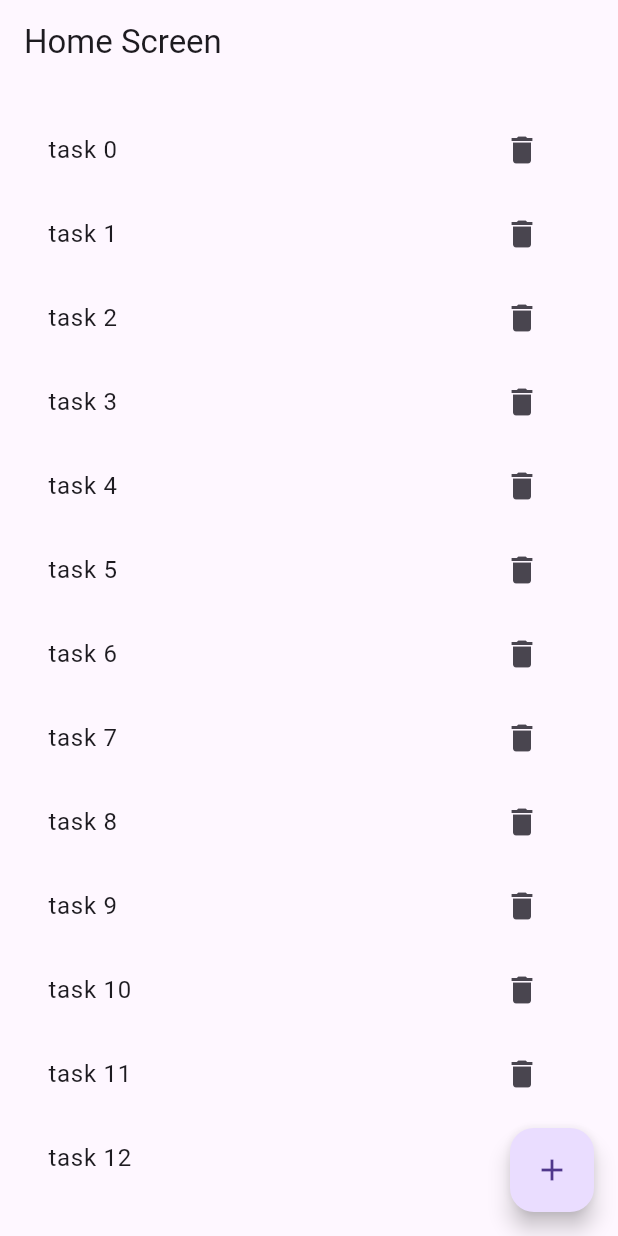
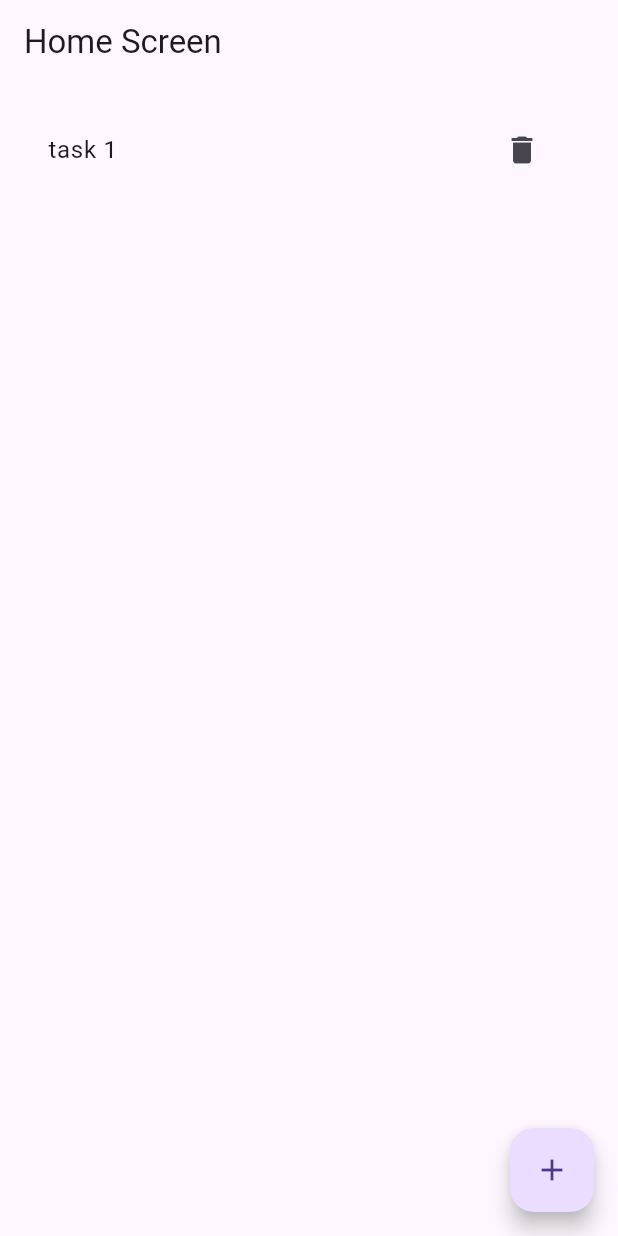
Before and after one commit to AbuRasel9/Bloc-State-Management, a Flutter app: the screen it shows after launch, after a tap on the "add" icon, on a phone screen of 412 x 824 dp. Run offline on Flutter 3.47's test engine with Material 3 defaults, Android fonts, the phone set to English and light mode, and no system bars; our stand-ins replace bloc, equatable, flutter_bloc.

Commit message:
to do list add value and delete value form list complete

```diff
--- a/lib/bloc/toDoBloc/to_do_bloc.dart
+++ b/lib/bloc/toDoBloc/to_do_bloc.dart
@@ -0,0 +1,20 @@
+import 'package:bloc/bloc.dart';
+import 'package:bloc_state_management/bloc/toDoBloc/to_do_event.dart';
+import 'package:bloc_state_management/bloc/toDoBloc/to_do_state.dart';
+
+class ToDoBloc extends Bloc<ToDoEvent, ToDoState> {
+  ToDoBloc() : super(ToDoState()) {
+    on<ToDoAddEvent>(_toDoAddEvent);
+    on<ToDoDeleteEvent>(_toDoRemoveEvent);
+  }
+
+  void _toDoAddEvent(ToDoAddEvent event, Emitter<ToDoState> emit) {
+    final updatedList = List<int>.from(state.toDoList)..add(event.value);
+    emit(state.copyWith(toDoList: updatedList));
+  }
+
+  void _toDoRemoveEvent(ToDoDeleteEvent event, Emitter<ToDoState> emit) {
+    final updatedList = List<int>.from(state.toDoList)..removeAt(event.index);
+    emit(state.copyWith(toDoList: updatedList));
+  }
+}
--- a/lib/bloc/toDoBloc/to_do_event.dart
+++ b/lib/bloc/toDoBloc/to_do_event.dart
@@ -17,5 +17,5 @@ class ToDoDeleteEvent extends ToDoEvent{
   final int index;
   const ToDoDeleteEvent({required this.index});
   @override
-  List<Object?> get props => [];
+  List<Object?> get props => [index];
 }
--- a/lib/bloc/toDoBloc/to_do_state.dart
+++ b/lib/bloc/toDoBloc/to_do_state.dart
@@ -2,10 +2,10 @@ import 'package:equatable/equatable.dart';
 
 class ToDoState extends Equatable{
   final List<int>toDoList;
-  const ToDoState({this.toDoList =const[1,2,3,4,5,6]});
+  const ToDoState({this.toDoList =const[]});
 
-ToDoState copyWith({int? value}){
-  return ToDoState(toDoList: )
+ToDoState copyWith({List<int>? toDoList}){
+  return ToDoState(toDoList:  toDoList ?? this.toDoList);
 }
   @override
   List<Object?> get props => [toDoList];
--- a/lib/main.dart
+++ b/lib/main.dart
@@ -1,6 +1,5 @@
-import 'package:bloc_state_management/bloc/imagePicker/image_picker_bloc.dart';
+import 'package:bloc_state_management/bloc/toDoBloc/to_do_bloc.dart';
 import 'package:bloc_state_management/screens/home_screen.dart';
-import 'package:bloc_state_management/utils/image_picker_utils.dart';
 import 'package:flutter/cupertino.dart';
 import 'package:bloc/bloc.dart';
 import 'package:flutter_bloc/flutter_bloc.dart';
@@ -17,11 +16,8 @@ class MyApp extends StatelessWidget {
   Widget build(BuildContext context) {
     return MultiBlocProvider(
       providers: [
-        BlocProvider(
-          create: (context) => ImagePickerBloc(
-            ImagePickerUtils(),
-          ),
-        ),
+        BlocProvider(create: (context) => ToDoBloc(),),
+
       ],
       child: const MaterialApp(
         home: HomeScreen(),
--- a/lib/screens/home_screen.dart
+++ b/lib/screens/home_screen.dart
@@ -1,4 +1,9 @@
+import 'package:bloc_state_management/bloc/toDoBloc/to_do_event.dart';
 import 'package:flutter/material.dart';
+import 'package:flutter_bloc/flutter_bloc.dart';
+
+import '../bloc/toDoBloc/to_do_bloc.dart';
+import '../bloc/toDoBloc/to_do_state.dart';
 
 class HomeScreen extends StatefulWidget {
   const HomeScreen({super.key});
@@ -12,22 +17,51 @@ class _HomeScreenState extends State<HomeScreen> {
   Widget build(BuildContext context) {
     return Scaffold(
       appBar: AppBar(
-        title: Text("Home Screen"),
+        title: const Text("Home Screen"),
       ),
       body: Padding(
-        padding: EdgeInsets.all(16),
-        child: ListView.builder(
-          itemBuilder: (context, index) {
-            return ListTile(
-              title: Text("task $index"),
-              trailing: IconButton(onPressed: () {}, icon: Icon(Icons.delete)),
-            );
+        padding: const EdgeInsets.all(16),
+        child: BlocBuilder<ToDoBloc, ToDoState>(
+          builder: (context, state) {
+            print("---${state.toDoList.isEmpty}");
+            if (state.toDoList.isEmpty) {
+              return const Center(
+                child: Text("No list found", style: TextStyle(
+                  fontSize: 20, fontWeight: FontWeight.bold,),),
+              );
+            } else if (state.toDoList.isNotEmpty) {
+              return ListView.builder(
+                itemCount: state.toDoList.length,
+                itemBuilder: (context, index) {
+                  return ListTile(
+                    title: Text("task ${state.toDoList[index]}"),
+                    trailing: IconButton(
+                      onPressed: () {
+                        context.read<ToDoBloc>().add(
+                            ToDoDeleteEvent(index: index));
+                      },
+                      icon: const Icon(Icons.delete),
+                    ),
+                  );
+                },
+              );
+            } else {
+              return const SizedBox();
+            }
           },
         ),
       ),
-      floatingActionButton: FloatingActionButton(
-        onPressed: () {},
-        child: Icon(Icons.add),
+      floatingActionButton: BlocBuilder<ToDoBloc, ToDoState>(
+        builder: (context, state) {
+          return FloatingActionButton(
+            onPressed: () {
+              final lastValue = state.toDoList.isEmpty ? 0 : state.toDoList
+                  .last;
+              context.read<ToDoBloc>().add(ToDoAddEvent(value: lastValue + 1));
+            },
+            child: const Icon(Icons.add),
+          );
+        },
       ),
     );
   }
```
